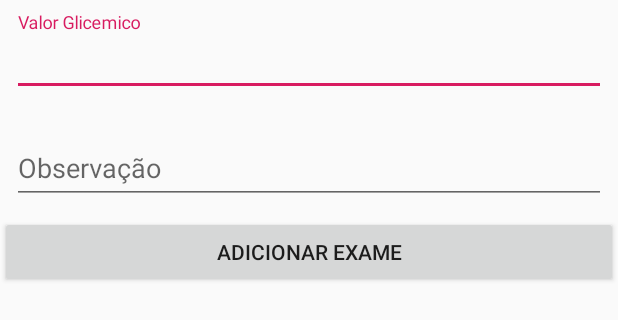
After one commit to lrmvasconcelos/glycemic_control_app, an Android app: the layout partial_add_exam_dialog.xml on its own in the app's theme, with its tools: preview values and no code run, on a phone screen of 412 x 824 dp. The commit adds this screen. Shown: the top 320 px of the screen. Run offline under Robolectric (Android 15) with nearby library versions, the phone set to English and light mode, and no system bars.

Commit message:
Cria serviço de adicionar

```diff
--- a/ControleGlicemico/app/src/main/java/com/glycemiccontrol/app/Constants.kt
+++ b/ControleGlicemico/app/src/main/java/com/glycemiccontrol/app/Constants.kt
@@ -6,6 +6,7 @@ class Constants {
         const val BASE_URL: String = "https://mapagliapi2019.azurewebsites.net/api/"
         const val MEDICOS: String = "medicos"
         const val PACIENTES: String = "pacientes"
+        const val ADD_TEST: String = "pacientes/exames"
     }
 
 }
--- a/ControleGlicemico/app/src/main/java/com/glycemiccontrol/service/RestApi.kt
+++ b/ControleGlicemico/app/src/main/java/com/glycemiccontrol/service/RestApi.kt
@@ -2,8 +2,11 @@ package com.glycemiccontrol.service
 
 import com.glycemiccontrol.app.Constants
 import com.glycemiccontrol.models.Doctor
+import com.glycemiccontrol.models.GlycemicTest
 import com.glycemiccontrol.models.Patient
+import retrofit2.http.Body
 import retrofit2.http.GET
+import retrofit2.http.POST
 import rx.Observable
 
 interface RestApi {
@@ -13,4 +16,7 @@ interface RestApi {
 
     @GET(Constants.PACIENTES)
     fun getAllPacients(): Observable<List<Patient>>
+
+    @POST(Constants.ADD_TEST)
+    fun putExame(@Body request: GlycemicTest): Observable<Void>
 }
--- /dev/null
+++ b/ControleGlicemico/app/src/main/res/layout/partial_add_exam_dialog.xml
@@ -0,0 +1,59 @@
+<?xml version="1.0" encoding="utf-8"?>
+<layout xmlns:android="http://schemas.android.com/apk/res/android"
+        xmlns:app="http://schemas.android.com/apk/res-auto"
+        xmlns:tools="http://schemas.android.com/tools">
+
+    <LinearLayout
+            android:layout_width="match_parent"
+            android:layout_height="wrap_content"
+            android:orientation="vertical">
+
+        <com.google.android.material.textfield.TextInputLayout
+                android:id="@+id/test_value"
+                android:layout_width="match_parent"
+                android:layout_height="wrap_content"
+                android:layout_margin="@dimen/margin_default"
+                android:layout_marginTop="@dimen/margin_top"
+                app:layout_constraintStart_toStartOf="parent"
+                app:layout_constraintEnd_toEndOf="parent"
+                app:layout_constraintHorizontal_bias="0.0"
+                app:layout_constraintTop_toBottomOf="@+id/imageView">
+
+            <com.google.android.material.textfield.TextInputEditText
+                    android:id="@+id/test_value_field"
+                    android:layout_width="match_parent"
+                    android:layout_height="wrap_content"
+                    android:inputType="number"
+                    android:hint="Valor Glicemico"/>
+
+        </com.google.android.material.textfield.TextInputLayout>
+
+        <com.google.android.material.textfield.TextInputLayout
+                android:id="@+id/description"
+                android:layout_width="match_parent"
+                android:layout_height="wrap_content"
+                android:layout_margin="@dimen/margin_default"
+                android:layout_marginTop="@dimen/margin_top"
+                app:layout_constraintStart_toStartOf="parent"
+                app:layout_constraintEnd_toEndOf="parent"
+                app:layout_constraintHorizontal_bias="0.0"
+                app:layout_constraintTop_toBottomOf="@+id/imageView">
+
+            <com.google.android.material.textfield.TextInputEditText
+                    android:id="@+id/description_field"
+                    android:layout_width="match_parent"
+                    android:layout_height="wrap_content"
+                    android:hint="Observação"/>
+
+        </com.google.android.material.textfield.TextInputLayout>
+
+        <Button
+                android:id="@+id/addTeste"
+                android:layout_width="match_parent"
+                android:layout_height="wrap_content"
+                android:text="Adicionar Exame"
+        />
+
+    </LinearLayout>
+
+</layout>
```
Also changed, not shown: ControleGlicemico/app/src/main/java/com/glycemiccontrol/custom/DialogView.java (added, +240 -0 lines), ControleGlicemico/app/src/main/java/com/glycemiccontrol/models/GlycemicTest.kt (added, +43 -0 lines), ControleGlicemico/app/src/main/java/com/glycemiccontrol/ui/PatientActivity.kt (+65 -0 lines), ControleGlicemico/app/src/main/res/drawable/bg_dialog_default.xml (added, +10 -0 lines), ControleGlicemico/app/src/main/res/drawable/ic_baseline_add.xml (added, +9 -0 lines), ControleGlicemico/app/src/main/res/layout/activity_patient.xml (+9 -0 lines), ControleGlicemico/app/src/main/res/layout/custom_dialog_view.xml (added, +53 -0 lines), ControleGlicemico/app/src/main/res/values/themes.xml (added, +17 -0 lines).
